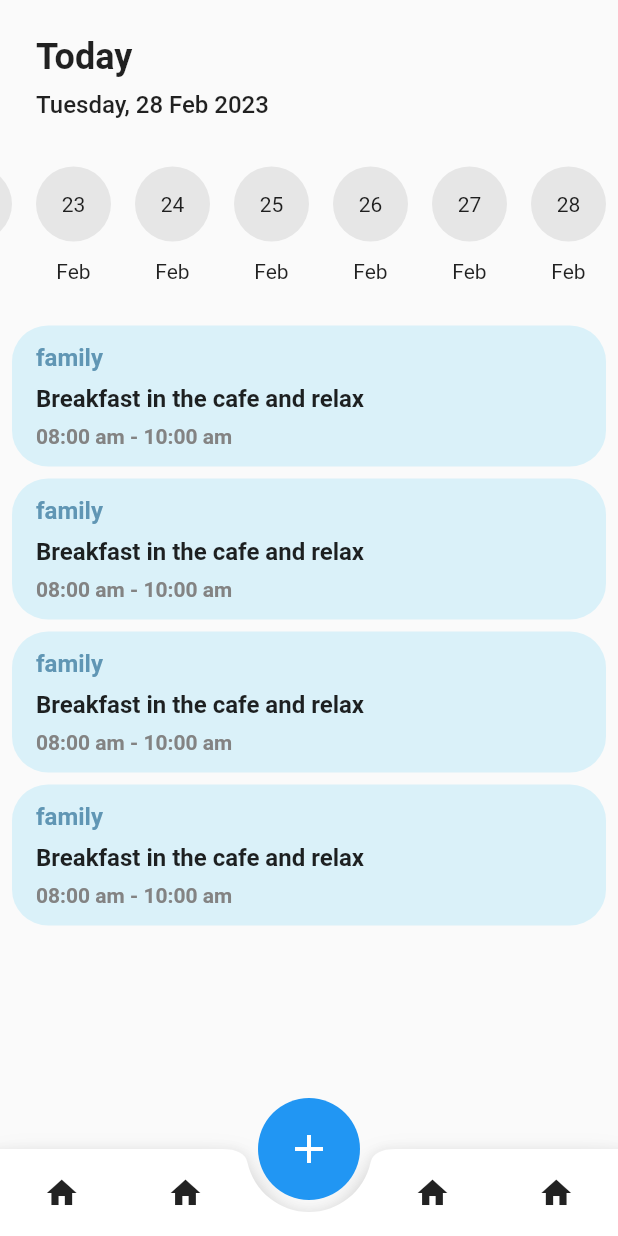
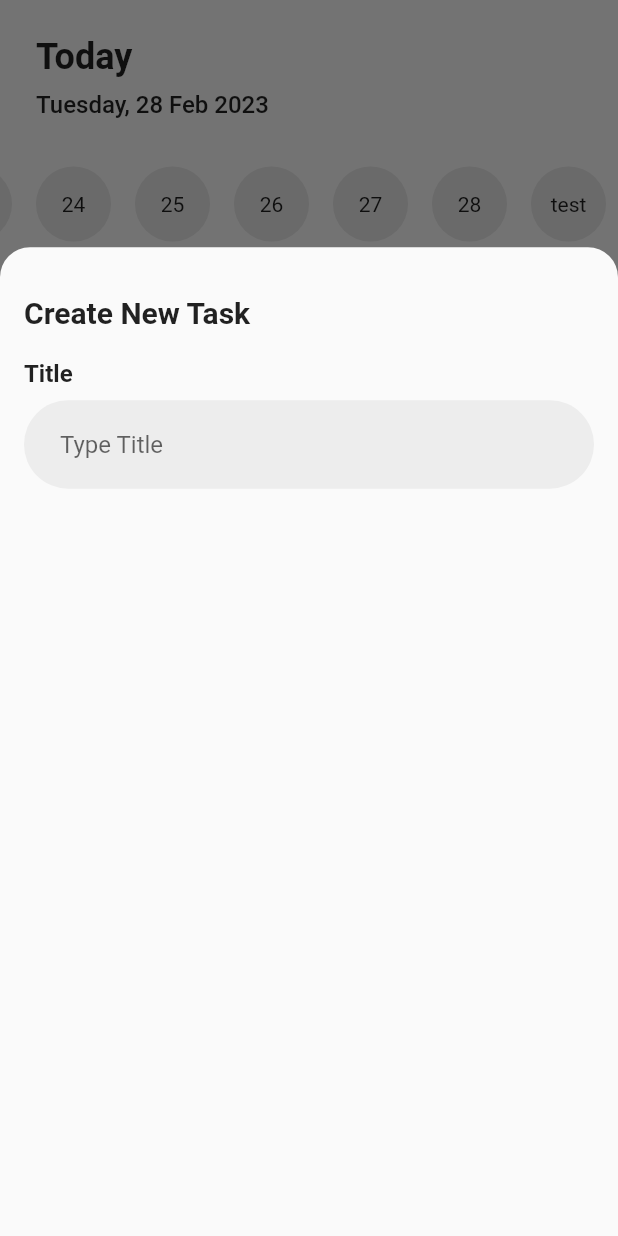
Before and after one commit to ZKRA000/todo_mobile, a Flutter app: the screen it shows after launch, after a tap on the "add" icon, on a phone screen of 412 x 824 dp. Run offline on Flutter 3.47's test engine with Material 2 defaults, Android fonts, the phone set to English and light mode, and no system bars.

Commit message:
add form title

```diff
--- a/lib/pages/home.dart
+++ b/lib/pages/home.dart
@@ -175,11 +175,63 @@
           fillColor: Colors.blue,
           shape: const CircleBorder(),
           onPressed: () {
-            setState(() {
-              extraxtedDates.insert(
-                  0, const EasyDate('Wed', '1', 'Feb', '2023'));
-              testing++;
-            });
+            showModalBottomSheet(
+                isScrollControlled: true,
+                shape: const RoundedRectangleBorder(
+                  borderRadius: BorderRadius.only(
+                    topLeft: Radius.circular(20),
+                    topRight: Radius.circular(20),
+                  ),
+                ),
+                context: context,
+                builder: (BuildContext ctx) {
+                  return Container(
+                    padding: const EdgeInsets.only(
+                      left: 16.0,
+                      right: 16.0,
+                      top: 32.0,
+                    ),
+                    height: MediaQuery.of(context).size.height * 0.8,
+                    child: Column(
+                      crossAxisAlignment: CrossAxisAlignment.start,
+                      children: [
+                        const Text(
+                          style: TextStyle(
+                            fontSize: 20.0,
+                            fontWeight: FontWeight.w600,
+                          ),
+                          'Create New Task',
+                        ),
+                        const SizedBox(height: 20.0),
+                        const Text(
+                          style: TextStyle(
+                            fontSize: 16.0,
+                            fontWeight: FontWeight.w600,
+                          ),
+                          'Title',
+                        ),
+                        const SizedBox(height: 8.0),
+                        Container(
+                          padding: const EdgeInsets.symmetric(horizontal: 12.0),
+                          decoration: const BoxDecoration(
+                            color: Color(0xFFEDEDED),
+                            borderRadius: BorderRadius.all(
+                              Radius.circular(100.0),
+                            ),
+                          ),
+                          child: const TextField(
+                            decoration: InputDecoration(
+                              hintText: 'Type Title',
+                              border: OutlineInputBorder(
+                                borderSide: BorderSide.none,
+                              ),
+                            ),
+                          ),
+                        ),
+                      ],
+                    ),
+                  );
+                });
           },
           child: const Icon(
             size: 32,
@@ -190,7 +242,7 @@
       floatingActionButtonLocation: FloatingActionButtonLocation.centerDocked,
       bottomNavigationBar: BottomAppBar(
         height: 58,
-        shape: CircularNotchedRectangle(),
+        shape: const CircularNotchedRectangle(),
         child: Row(
           mainAxisAlignment: MainAxisAlignment.spaceBetween,
           children: [
@@ -220,13 +272,13 @@
                   Expanded(
                     child: MaterialButton(
                       onPressed: () {},
-                      child: Icon(Icons.home),
+                      child: const Icon(Icons.settings),
                     ),
                   ),
                   Expanded(
                     child: MaterialButton(
                       onPressed: () {},
-                      child: Icon(Icons.home),
+                      child: const Icon(Icons.person),
                     ),
                   ),
                 ],
```
Also changed, not shown: lib/main.dart (+0 -85 lines).
